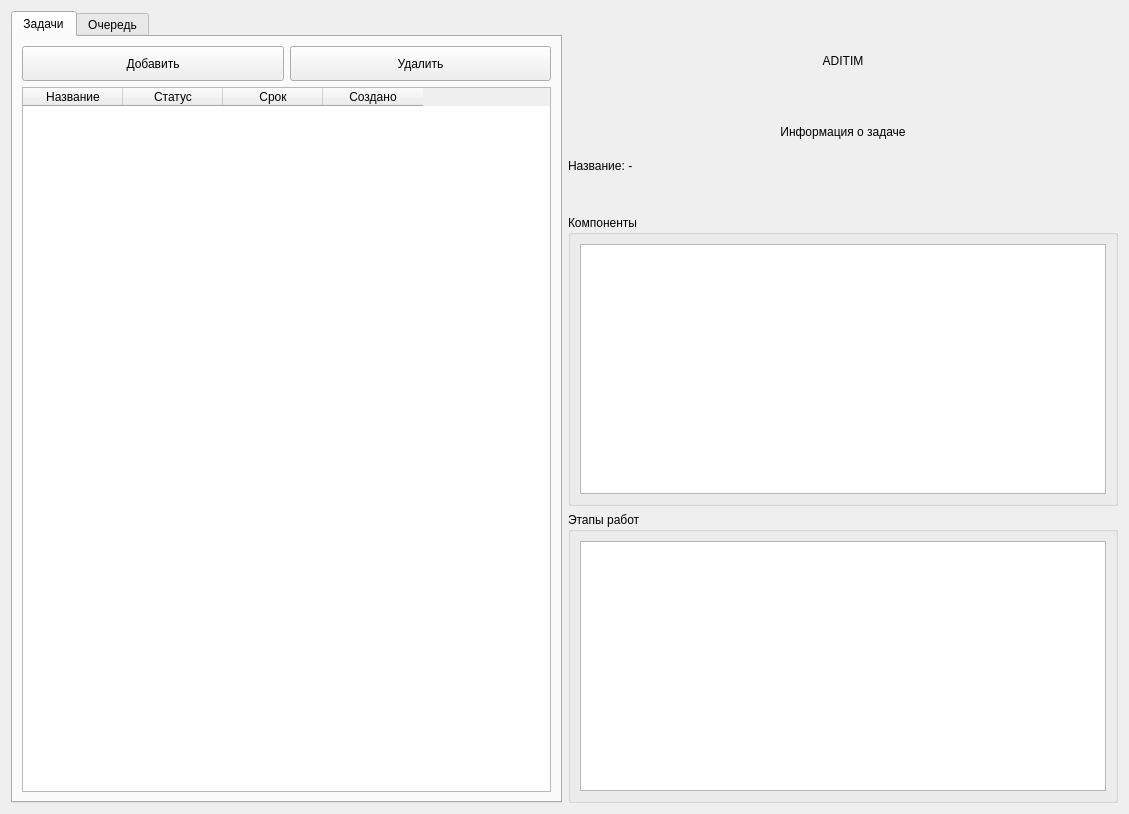
Above: src/client/ui/window_task.ui from formemu/aditim-monitor before the change. Below: the same form after it.
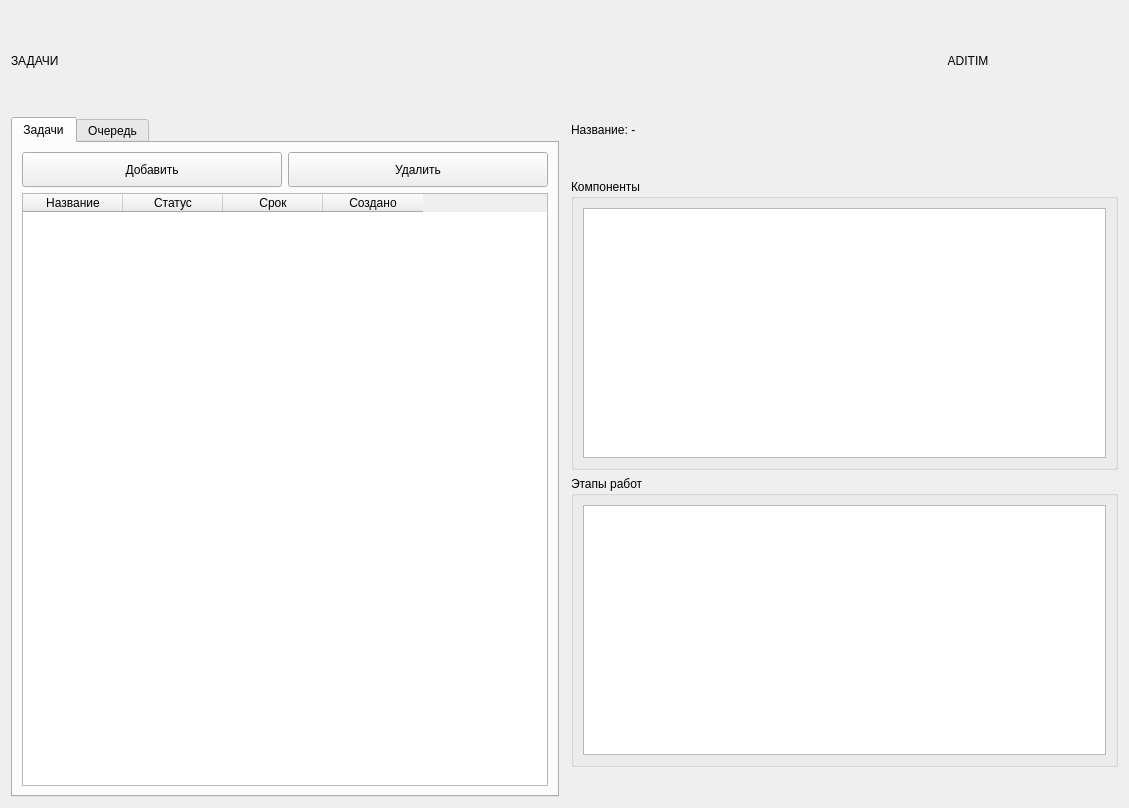
That is the form after the change.

Commit message: Refactor UI components and improve layout for profile and task windows

```diff
--- a/src/client/ui/window_task.ui
+++ b/src/client/ui/window_task.ui
@@ -7,12 +7,12 @@
     <x>0</x>
     <y>0</y>
     <width>1129</width>
-    <height>733</height>
+    <height>808</height>
    </rect>
   </property>
-  <layout class="QHBoxLayout" name="horizontalLayout">
-   <item>
-    <widget class="QTabWidget" name="tabWidget_tasks">
+  <layout class="QGridLayout" name="gridLayout">
+   <item row="1" column="0">
+    <widget class="QTabWidget" name="tabWidget_main">
      <property name="currentIndex">
       <number>0</number>
      </property>
@@ -167,55 +167,11 @@
      </widget>
     </widget>
    </item>
-   <item>
-    <layout class="QVBoxLayout" name="verticalLayout_right">
+   <item row="1" column="2">
+    <layout class="QVBoxLayout" name="verticalLayout_detail">
      <property name="sizeConstraint">
       <enum>QLayout::SizeConstraint::SetFixedSize</enum>
      </property>
-     <item>
-      <widget class="QLabel" name="label_logo">
-       <property name="minimumSize">
-        <size>
-         <width>350</width>
-         <height>100</height>
-        </size>
-       </property>
-       <property name="maximumSize">
-        <size>
-         <width>16777215</width>
-         <height>100</height>
-        </size>
-       </property>
-       <property name="text">
-        <string>ADITIM</string>
-       </property>
-       <property name="alignment">
-        <set>Qt::AlignmentFlag::AlignCenter</set>
-       </property>
-      </widget>
-     </item>
-     <item>
-      <widget class="QLabel" name="label_task">
-       <property name="minimumSize">
-        <size>
-         <width>0</width>
-         <height>30</height>
-        </size>
-       </property>
-       <property name="maximumSize">
-        <size>
-         <width>16777215</width>
-         <height>30</height>
-        </size>
-       </property>
-       <property name="text">
-        <string>Информация о задаче</string>
-       </property>
-       <property name="alignment">
-        <set>Qt::AlignmentFlag::AlignCenter</set>
-       </property>
-      </widget>
-     </item>
      <item>
       <widget class="QLabel" name="label_task_name">
        <property name="minimumSize">
@@ -322,6 +278,45 @@
      </item>
     </layout>
    </item>
+   <item row="0" column="0" colspan="3">
+    <layout class="QHBoxLayout" name="horizontalLayout_header">
+     <item>
+      <widget class="QLabel" name="label_header">
+       <property name="styleSheet">
+        <string/>
+       </property>
+       <property name="text">
+        <string>ЗАДАЧИ</string>
+       </property>
+      </widget>
+     </item>
+     <item>
+      <widget class="QLabel" name="label_logo">
+       <property name="minimumSize">
+        <size>
+         <width>300</width>
+         <height>100</height>
+        </size>
+       </property>
+       <property name="maximumSize">
+        <size>
+         <width>300</width>
+         <height>100</height>
+        </size>
+       </property>
+       <property name="styleSheet">
+        <string/>
+       </property>
+       <property name="text">
+        <string>ADITIM</string>
+       </property>
+       <property name="alignment">
+        <set>Qt::AlignmentFlag::AlignCenter</set>
+       </property>
+      </widget>
+     </item>
+    </layout>
+   </item>
   </layout>
  </widget>
  <resources/>
```
Left out of the diff: 8 changed lines with no effect on the pictures. The commit also changes 12 other files.
